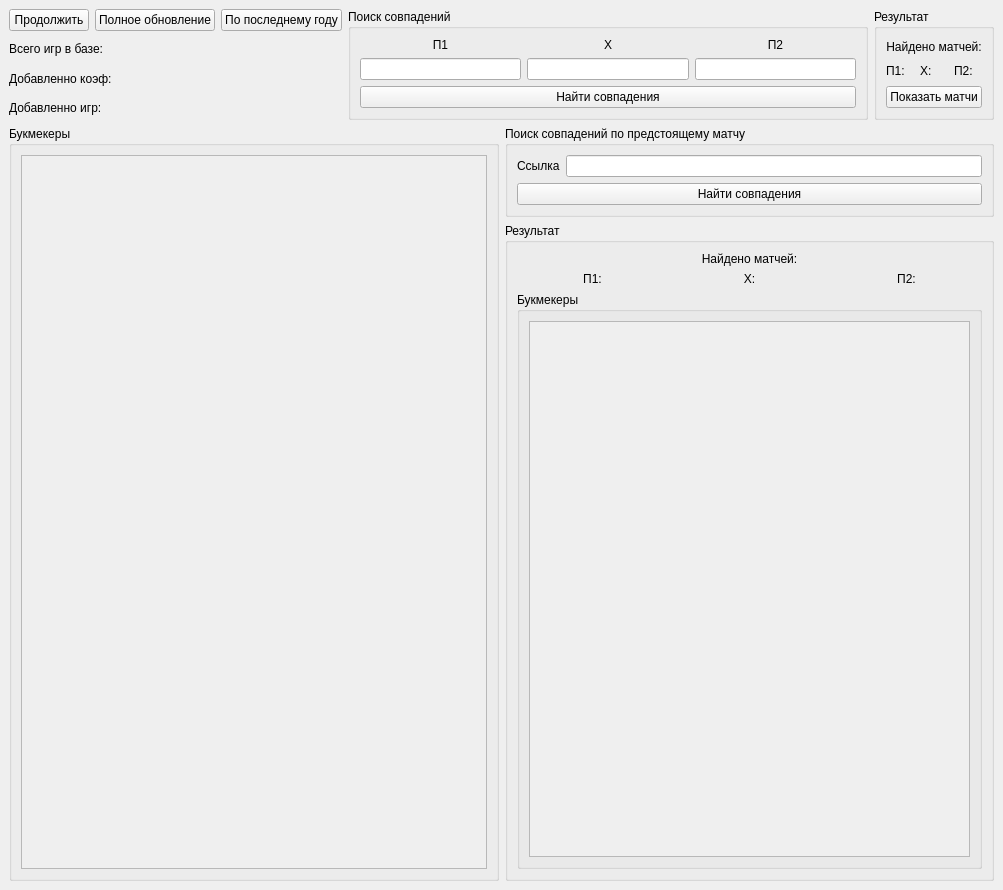
Before: the Qt Designer form mainwindow_v2.ui in isys35/odds_bk2, drawn with Qt 5.
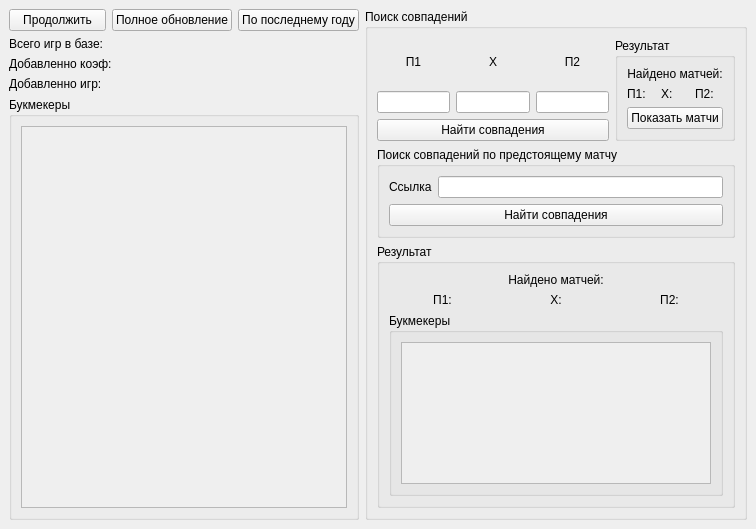
After: the same form once the commit is applied.

Commit message: обработка ошибки при парсинге

The edit to the form file:
```diff
--- a/mainwindow_v2.ui
+++ b/mainwindow_v2.ui
@@ -6,8 +6,8 @@
    <rect>
     <x>0</x>
     <y>0</y>
-    <width>1003</width>
-    <height>890</height>
+    <width>756</width>
+    <height>529</height>
    </rect>
   </property>
   <property name="minimumSize">
@@ -33,6 +33,9 @@
        <layout class="QHBoxLayout" name="horizontalLayout">
         <item>
          <layout class="QVBoxLayout" name="verticalLayout_3">
+          <property name="sizeConstraint">
+           <enum>QLayout::SetMinimumSize</enum>
+          </property>
           <item>
            <layout class="QHBoxLayout" name="horizontalLayout_2">
             <item>
@@ -74,11 +77,60 @@
           </item>
           <item>
            <widget class="QLabel" name="label">
+            <property name="minimumSize">
+             <size>
+              <width>100</width>
+              <height>0</height>
+             </size>
+            </property>
             <property name="text">
              <string>Добавленно игр:</string>
             </property>
            </widget>
           </item>
+          <item>
+           <widget class="QGroupBox" name="groupBox_3">
+            <property name="sizePolicy">
+             <sizepolicy hsizetype="Fixed" vsizetype="Preferred">
+              <horstretch>0</horstretch>
+              <verstretch>0</verstretch>
+             </sizepolicy>
+            </property>
+            <property name="minimumSize">
+             <size>
+              <width>350</width>
+              <height>0</height>
+             </size>
+            </property>
+            <property name="title">
+             <string>Букмекеры</string>
+            </property>
+            <layout class="QVBoxLayout" name="verticalLayout_12">
+             <item>
+              <widget class="QScrollArea" name="scrollArea">
+               <property name="widgetResizable">
+                <bool>true</bool>
+               </property>
+               <widget class="QWidget" name="scrollAreaWidgetContents">
+                <property name="geometry">
+                 <rect>
+                  <x>0</x>
+                  <y>0</y>
+                  <width>324</width>
+                  <height>344</height>
+                 </rect>
+                </property>
+                <layout class="QVBoxLayout" name="verticalLayout_13">
+                 <item>
+                  <layout class="QFormLayout" name="formLayout"/>
+                 </item>
+                </layout>
+               </widget>
+              </widget>
+             </item>
+            </layout>
+           </widget>
+          </item>
          </layout>
         </item>
         <item>
@@ -88,6 +140,10 @@
           </property>
           <layout class="QVBoxLayout" name="verticalLayout_5">
            <item>
+            <layout class="QHBoxLayout" name="horizontalLayout_8">
+             <item>
+              <layout class="QVBoxLayout" name="verticalLayout_21">
+               <item>
             <layout class="QVBoxLayout" name="verticalLayout_4">
              <item>
               <layout class="QHBoxLayout" name="horizontalLayout_3">
@@ -154,10 +210,15 @@
             </widget>
            </item>
           </layout>
-         </widget>
         </item>
         <item>
          <widget class="QGroupBox" name="groupBox_2">
+               <property name="sizePolicy">
+                <sizepolicy hsizetype="Expanding" vsizetype="Fixed">
+                 <horstretch>0</horstretch>
+                 <verstretch>0</verstretch>
+                </sizepolicy>
+               </property>
           <property name="title">
            <string>Результат</string>
           </property>
@@ -214,39 +275,6 @@
        </layout>
       </item>
       <item>
-       <layout class="QHBoxLayout" name="horizontalLayout_5">
-        <item>
-         <widget class="QGroupBox" name="groupBox_3">
-          <property name="title">
-           <string>Букмекеры</string>
-          </property>
-          <layout class="QVBoxLayout" name="verticalLayout_12">
-           <item>
-            <widget class="QScrollArea" name="scrollArea">
-             <property name="widgetResizable">
-              <bool>true</bool>
-             </property>
-             <widget class="QWidget" name="scrollAreaWidgetContents">
-              <property name="geometry">
-               <rect>
-                <x>0</x>
-                <y>0</y>
-                <width>459</width>
-                <height>687</height>
-               </rect>
-              </property>
-              <layout class="QVBoxLayout" name="verticalLayout_13">
-               <item>
-                <layout class="QFormLayout" name="formLayout"/>
-               </item>
-              </layout>
-             </widget>
-            </widget>
-           </item>
-          </layout>
-         </widget>
-        </item>
-        <item>
          <layout class="QVBoxLayout" name="verticalLayout_14">
           <item>
            <widget class="QGroupBox" name="groupBox_4">
@@ -352,8 +380,8 @@
                     <rect>
                      <x>0</x>
                      <y>0</y>
-                     <width>433</width>
-                     <height>487</height>
+                        <width>284</width>
+                        <height>85</height>
                     </rect>
                    </property>
                    <layout class="QVBoxLayout" name="verticalLayout_20">
@@ -373,6 +401,12 @@
          </layout>
         </item>
        </layout>
+         </widget>
+        </item>
+       </layout>
+      </item>
+      <item>
+       <layout class="QHBoxLayout" name="horizontalLayout_5"/>
       </item>
      </layout>
     </item>
```
Lines whose indentation alone changed are shown as unchanged. The commit also changes 2 other files.
